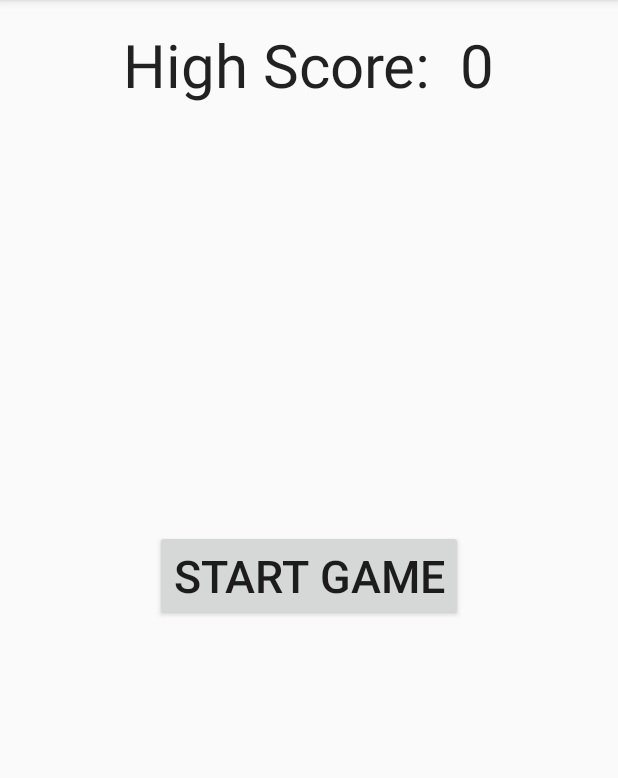
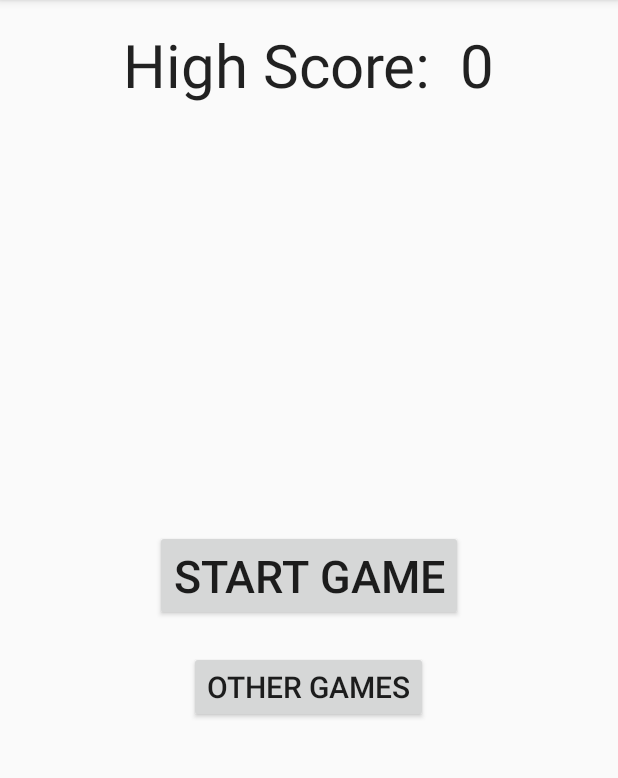
Before and after one commit to angrykoala/lightquiz, an Android app: the screen it shows after launch (MainActivity), on a phone screen of 412 x 824 dp, the part 84-862 px from its top. Run offline under Robolectric (Android 15) with nearby library versions, the phone set to English and light mode, and no system bars.

```diff
--- a/app/src/main/java/com/demiurgosoft/lightquiz/GameOver.java
+++ b/app/src/main/java/com/demiurgosoft/lightquiz/GameOver.java
@@ -47,6 +47,7 @@ public class GameOver extends ActionBarActivity {
 
     @Override
     public void onBackPressed() {
+        //((LightQuiz) this.getApplicationContext()).clearQuestions();
         this.finish();
     }
     //shows gameOver information
@@ -66,9 +67,9 @@ public class GameOver extends ActionBarActivity {
                 Intent intent = new Intent(this, PlayGame.class);
                 startActivity(intent);
                 this.finish();
-
                 break;
             case R.id.return_button:
+                // ((LightQuiz) this.getApplicationContext()).clearQuestions();
                 this.finish();
                 break;
             default:
--- a/app/src/main/java/com/demiurgosoft/lightquiz/QuestionsGenerator.java
+++ b/app/src/main/java/com/demiurgosoft/lightquiz/QuestionsGenerator.java
@@ -87,6 +87,7 @@ public class QuestionsGenerator {
             } while (quest == null);
             addQuestion(quest);
         }
+        Question.questionList.restart();
         }
 
     private void loadQuestions() {
--- a/app/src/main/java/com/demiurgosoft/lightquiz/SQLiteHelper.java
+++ b/app/src/main/java/com/demiurgosoft/lightquiz/SQLiteHelper.java
@@ -48,6 +48,7 @@ public class SQLiteHelper extends SQLiteOpenHelper {
     }
 
     public Cursor query(String dbquery) {
+        Log.d("sqlhelper", dbquery);
         SQLiteDatabase db = this.getReadableDatabase(); //getWritableDatabase()??
         return db.rawQuery(dbquery, null);
     }
--- a/app/src/main/res/layout/activity_main.xml
+++ b/app/src/main/res/layout/activity_main.xml
@@ -30,4 +30,24 @@
         android:textAppearance="?android:attr/textAppearanceLarge"
         android:textSize="40sp" />
 
+    <Button
+        android:id="@+id/other_game_button"
+        android:layout_width="wrap_content"
+        android:layout_height="wrap_content"
+        android:layout_below="@+id/space2"
+        android:layout_centerHorizontal="true"
+        android:onClick="startGame"
+        android:text="@string/other_games_button"
+        android:textSize="20sp" />
+
+    <Space
+        android:id="@+id/space2"
+        android:layout_width="wrap_content"
+        android:layout_height="20dp"
+        android:layout_alignEnd="@+id/highscore"
+        android:layout_alignLeft="@+id/other_game_button"
+        android:layout_alignRight="@+id/highscore"
+        android:layout_alignStart="@+id/other_game_button"
+        android:layout_below="@+id/start_button" />
+
 </RelativeLayout>
--- a/app/src/main/res/values/strings.xml
+++ b/app/src/main/res/values/strings.xml
@@ -2,6 +2,7 @@
     <!-- App texts -->
     <string name="app_name">LightQuiz</string>
     <string name="start_button">Start Game</string>
+    <string name="other_games_button">Other Games</string>
 
     <string name="return_button">Return</string>
     <string name="restart_button">Restart</string>
```
Also changed, not shown: app/src/main/java/com/demiurgosoft/lightquiz/LightQuiz.java (+12 -0 lines), app/src/main/java/com/demiurgosoft/lightquiz/MainActivity.java (+14 -2 lines), app/src/main/java/com/demiurgosoft/lightquiz/PlayGame.java (+13 -9 lines), app/src/main/java/com/demiurgosoft/lightquiz/QuestionGenres.java (added, +14 -0 lines).
